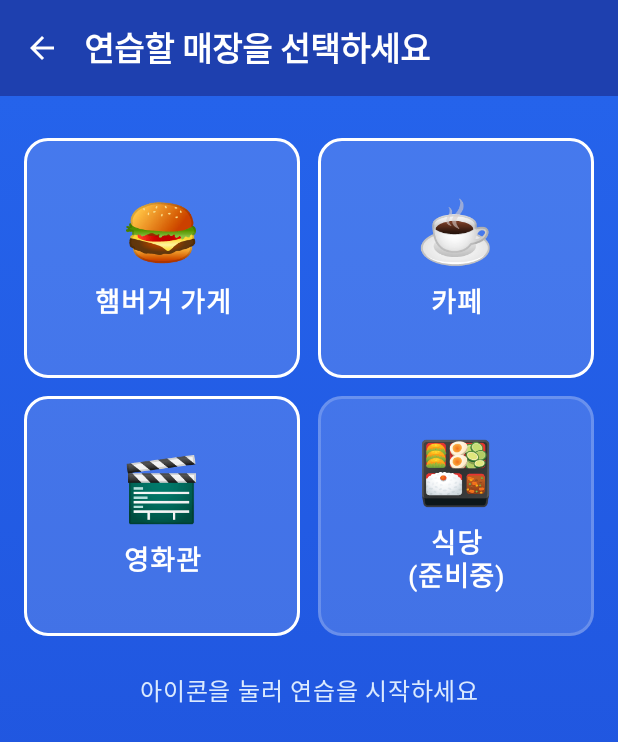
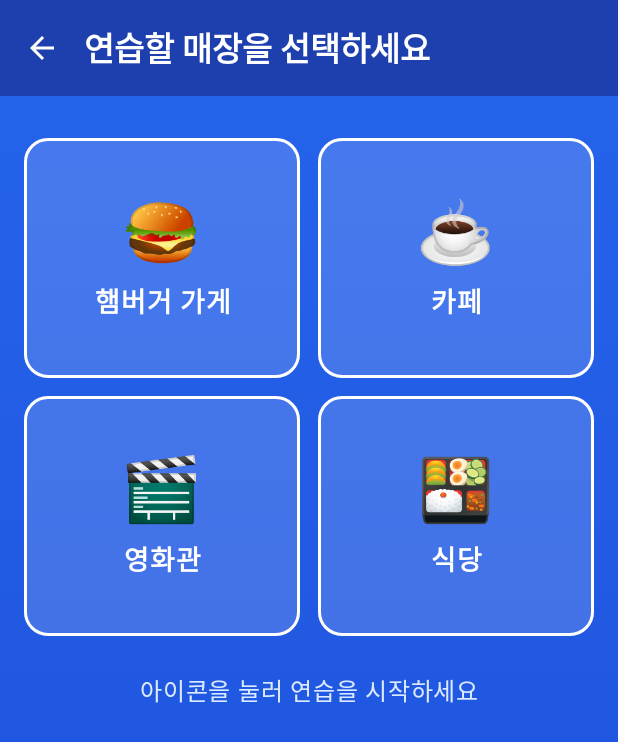
Before and after one commit to Bigben2002/KioskApp, an Android app built with Jetpack Compose: the screen it shows after launch (MainActivity), after a tap on "연습 모드", on a phone screen of 412 x 824 dp. Shown: the top 742 px of the screen. Run offline under Robolectric (Android 15) with nearby library versions, the phone set to English and light mode, and no system bars.

Commit message:
edited restaurant

```diff
--- a/Kiosk/app/src/main/java/com/example/kiosk/ui/screens/main/PracticeKioskSelectScreen.kt
+++ b/Kiosk/app/src/main/java/com/example/kiosk/ui/screens/main/PracticeKioskSelectScreen.kt
@@ -84,8 +84,7 @@ fun PracticeKioskSelectScreen(
                 SelectCard(
                     type = KioskType.RESTAURANT,
                     onClick = onSelect,
-                    modifier = Modifier.weight(1f),
-                    disabled = true
+                    modifier = Modifier.weight(1f)
                 )
             }
 
```
